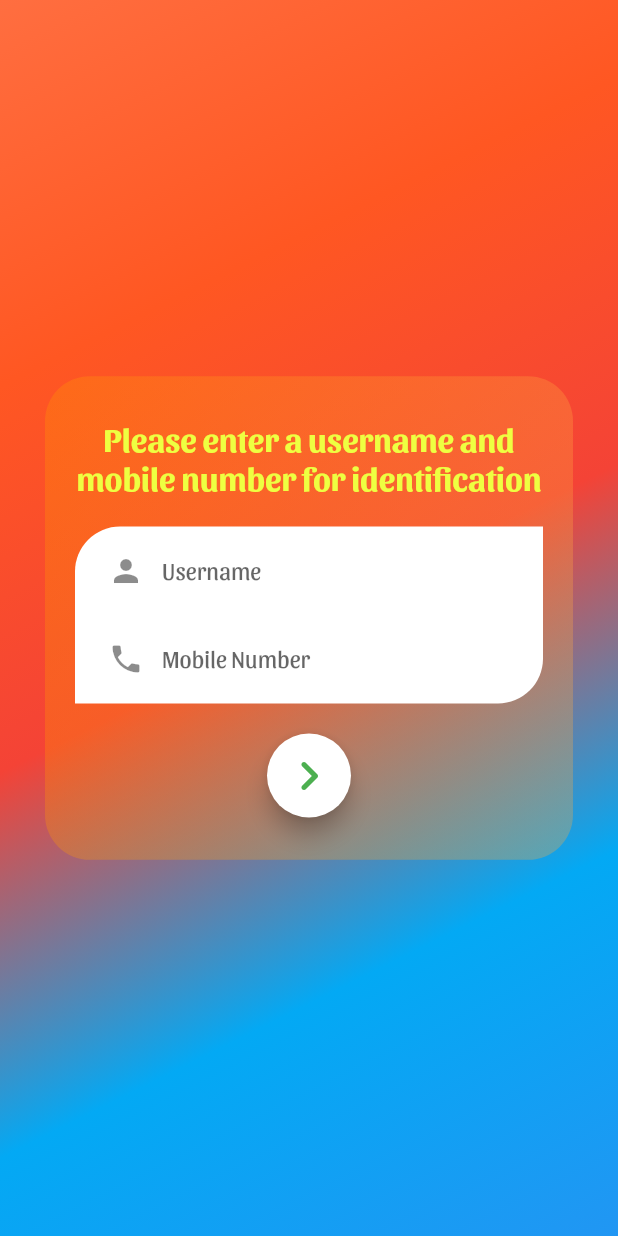
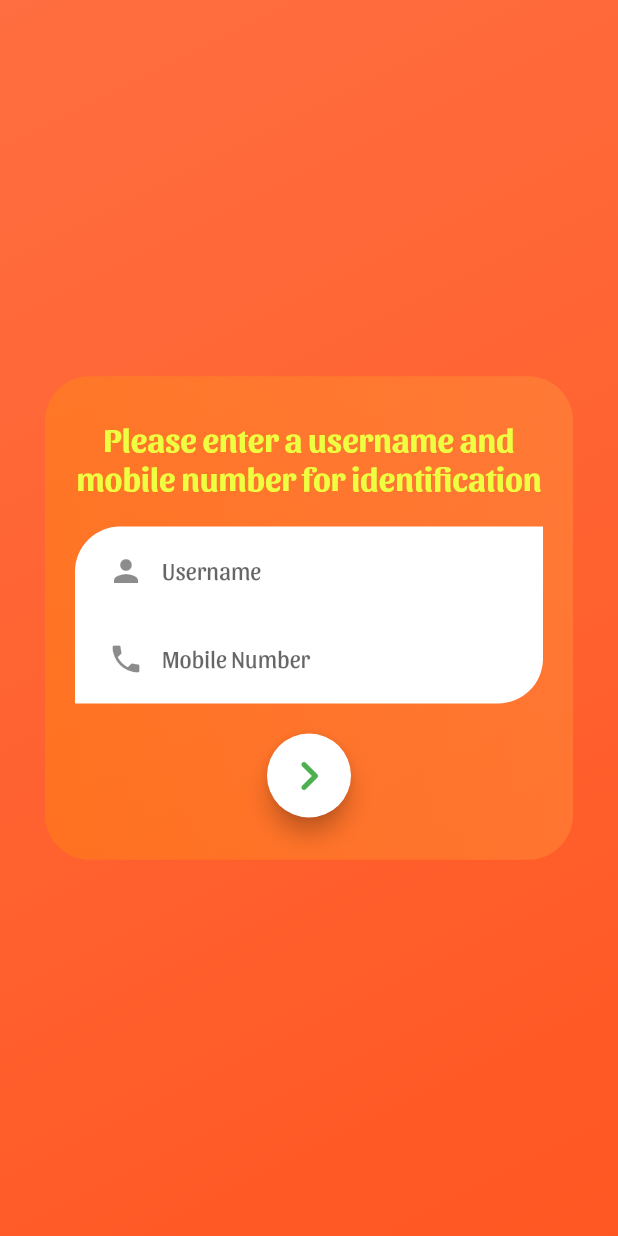
Before and after one commit to El-Technologies/Rumber, a Flutter app: the screen it shows after launch, on a phone screen of 412 x 824 dp. Run offline on Flutter 3.47's test engine with Material 2 defaults, Android fonts, the phone set to English and light mode, and no system bars; drawn by our look-alikes of auto_size_text; our stand-ins replace audioplayers, cloud_firestore, connectivity_plus, firebase_core, hive_flutter, liquid_progress_indicator and 1 more; missing offline and left inert: glowstone; accounts and stored records are empty.

Commit message:
modified:   lib/login.dart

```diff
--- a/lib/login.dart
+++ b/lib/login.dart
@@ -71,7 +71,7 @@ class _LoginState extends State<Login> {
     FocusScopeNode currentfocus = FocusScope.of(context);
 
     return Scaffold(
-      backgroundColor: Colors.blue,
+      backgroundColor: Colors.deepOrange,
       body: _connectionStatus == ConnectivityResult.none
           ? connectToInternet(context)
           : Form(
@@ -87,9 +87,6 @@ class _LoginState extends State<Login> {
                     colors: [
                       Colors.deepOrangeAccent,
                       Colors.deepOrange,
-                      Colors.red,
-                      Colors.lightBlue,
-                      Colors.blue,
                     ],
                   ),
                 ),
```
